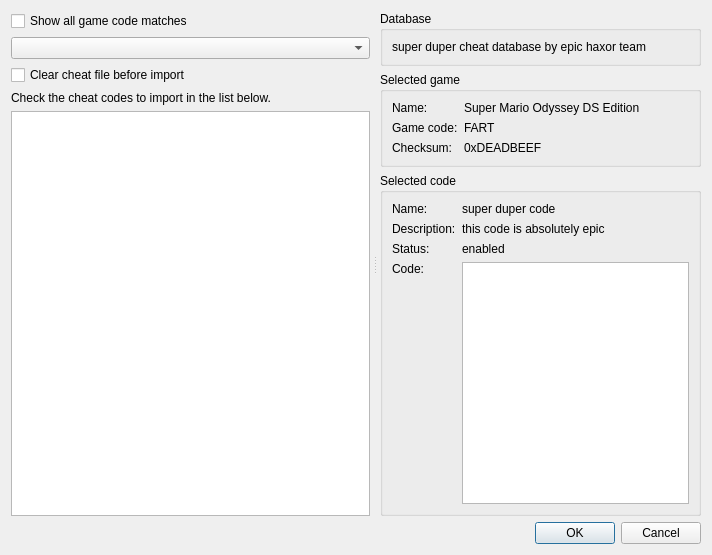
Qt form src/frontend/qt_sdl/CheatImportDialog.ui (tjdduq23-droid/melonDS-1.1-korean) before a commit.
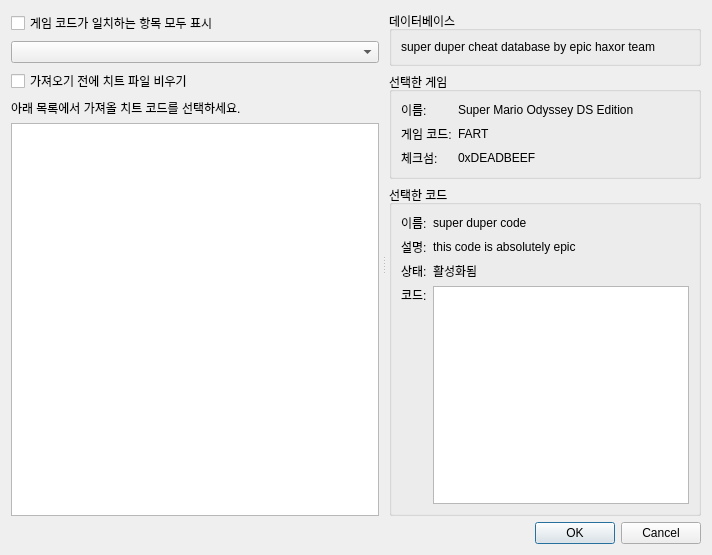
The same form after that commit.

Diff of the .ui file:
```diff
--- a/src/frontend/qt_sdl/CheatImportDialog.ui
+++ b/src/frontend/qt_sdl/CheatImportDialog.ui
@@ -33,7 +33,7 @@
        <item>
         <widget class="QCheckBox" name="chkShowAllMatches">
          <property name="text">
-          <string>Show all game code matches</string>
+          <string>게임 코드가 일치하는 항목 모두 표시</string>
          </property>
         </widget>
        </item>
@@ -43,14 +43,14 @@
        <item>
         <widget class="QCheckBox" name="chkRemoveOld">
          <property name="text">
-          <string>Clear cheat file before import</string>
+          <string>가져오기 전에 치트 파일 비우기</string>
          </property>
         </widget>
        </item>
        <item>
         <widget class="QLabel" name="label_8">
          <property name="text">
-          <string>Check the cheat codes to import in the list below.</string>
+          <string>아래 목록에서 가져올 치트 코드를 선택하세요.</string>
          </property>
         </widget>
        </item>
@@ -80,7 +80,7 @@
        <item>
         <widget class="QGroupBox" name="gbDatabaseInfo">
          <property name="title">
-          <string>Database</string>
+          <string>데이터베이스</string>
          </property>
          <layout class="QVBoxLayout" name="verticalLayout_4">
           <item>
@@ -114,13 +114,13 @@
           </sizepolicy>
          </property>
          <property name="title">
-          <string>Selected game</string>
+          <string>선택한 게임</string>
          </property>
          <layout class="QFormLayout" name="formLayout">
           <item row="0" column="0">
            <widget class="QLabel" name="label_2">
             <property name="text">
-             <string>Name:</string>
+             <string>이름:</string>
             </property>
            </widget>
           </item>
@@ -146,7 +146,7 @@
           <item row="1" column="0">
            <widget class="QLabel" name="label_3">
             <property name="text">
-             <string>Game code:</string>
+             <string>게임 코드:</string>
             </property>
            </widget>
           </item>
@@ -163,7 +163,7 @@
           <item row="2" column="0">
            <widget class="QLabel" name="label_5">
             <property name="text">
-             <string>Checksum:</string>
+             <string>체크섬:</string>
             </property>
            </widget>
           </item>
@@ -189,7 +189,7 @@
           </sizepolicy>
          </property>
          <property name="title">
-          <string>Selected code</string>
+          <string>선택한 코드</string>
          </property>
          <layout class="QFormLayout" name="formLayout_3">
           <item row="0" column="0">
@@ -201,7 +201,7 @@
              </sizepolicy>
             </property>
             <property name="text">
-             <string>Name:</string>
+             <string>이름:</string>
             </property>
             <property name="alignment">
              <set>Qt::AlignmentFlag::AlignLeading|Qt::AlignmentFlag::AlignLeft|Qt::AlignmentFlag::AlignTop</set>
@@ -236,7 +236,7 @@
              </sizepolicy>
             </property>
             <property name="text">
-             <string>Description:</string>
+             <string>설명:</string>
             </property>
             <property name="alignment">
              <set>Qt::AlignmentFlag::AlignLeading|Qt::AlignmentFlag::AlignLeft|Qt::AlignmentFlag::AlignTop</set>
@@ -271,7 +271,7 @@
              </sizepolicy>
             </property>
             <property name="text">
-             <string>Status:</string>
+             <string>상태:</string>
             </property>
            </widget>
           </item>
@@ -284,7 +284,7 @@
              </sizepolicy>
             </property>
             <property name="text">
-             <string>enabled</string>
+             <string>활성화됨</string>
             </property>
             <property name="textFormat">
              <enum>Qt::TextFormat::PlainText</enum>
@@ -300,7 +300,7 @@
              </sizepolicy>
             </property>
             <property name="text">
-             <string>Code:</string>
+             <string>코드:</string>
             </property>
             <property name="alignment">
              <set>Qt::AlignmentFlag::AlignLeading|Qt::AlignmentFlag::AlignLeft|Qt::AlignmentFlag::AlignTop</set>
```
Left out of the diff: 2 changed lines with no effect on the pictures.
